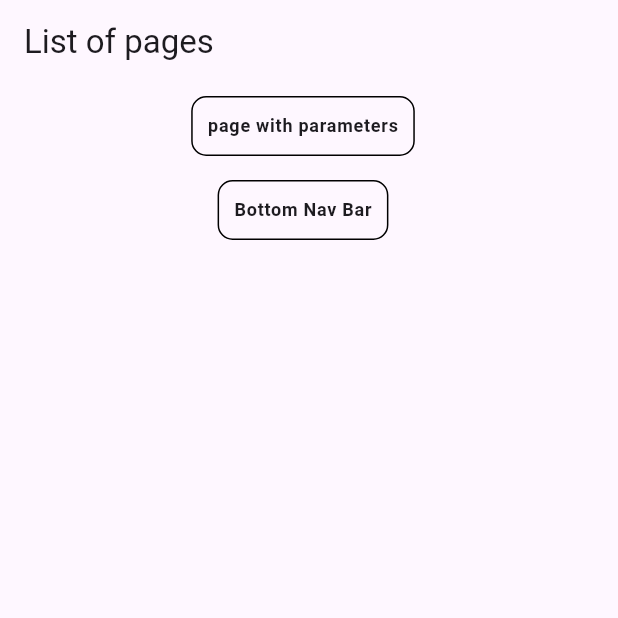
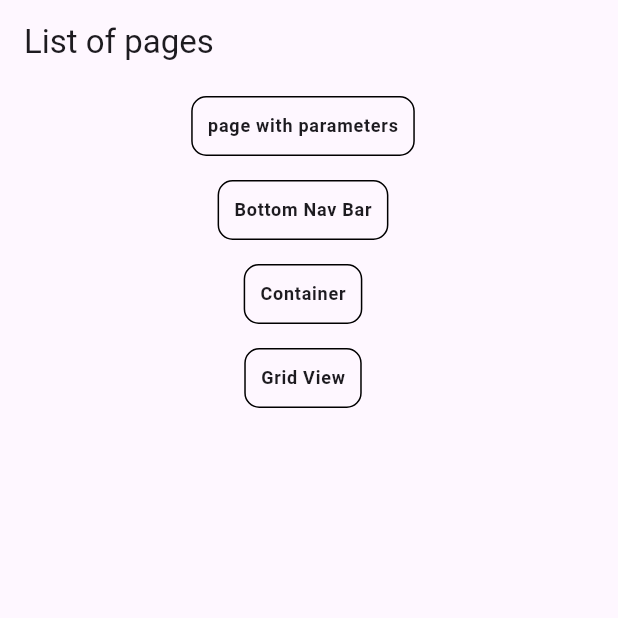
Before and after one commit to honganji/flutter_ui, a Flutter app: the screen it shows after launch, on a phone screen of 412 x 824 dp, the top half of it. Run offline on Flutter 3.47's test engine with Material 3 defaults, Android fonts, the phone set to English and light mode, and no system bars; our stand-ins replace go_router.

Commit message:
add container and gridview

```diff
--- a/lib/features/home/pages/home_page.dart
+++ b/lib/features/home/pages/home_page.dart
@@ -1,23 +1,9 @@
 import 'package:flutter/material.dart';
-import 'package:ui_app/features/home/components/list_element.dart';
 import 'package:ui_app/features/home/components/my_list_tile.dart';
+import 'package:ui_app/features/page_list.dart';
 
 class HomePage extends StatelessWidget {
   HomePage({super.key});
-
-  final List<ListElement> listElements = [
-    ListElement(
-      pageName: "page with parameters",
-      path: Uri(
-        path: "/animation/3",
-        queryParameters: {"name": "John"},
-      ).toString(),
-    ),
-    ListElement(
-      pageName: "Bottom Nav Bar",
-      path: "/page1",
-    ),
-  ];
 
   @override
   Widget build(BuildContext context) {
@@ -29,9 +15,9 @@ class HomePage extends StatelessWidget {
         children: [
           Expanded(
             child: ListView.builder(
-              itemCount: listElements.length,
+              itemCount: pageLists.length,
               itemBuilder: (context, index) {
-                return MyListTile(listElement: listElements[index]);
+                return MyListTile(listElement: pageLists[index]);
               },
             ),
           ),
--- /dev/null
+++ b/lib/features/page_list.dart
@@ -0,0 +1,27 @@
+import 'package:ui_app/features/home/components/list_element.dart';
+
+/*
+  page list for the home page
+  If you create a new page, add it here and router.dart
+ */
+final List<ListElement> pageLists = [
+  ListElement(
+    pageName: "page with parameters",
+    path: Uri(
+      path: "/animation/3",
+      queryParameters: {"name": "John"},
+    ).toString(),
+  ),
+  ListElement(
+    pageName: "Bottom Nav Bar",
+    path: "/page1",
+  ),
+  ListElement(
+    pageName: "Container",
+    path: "/container",
+  ),
+  ListElement(
+    pageName: "Grid View",
+    path: "/grid_view",
+  ),
+];
--- a/lib/features/routes/router.dart
+++ b/lib/features/routes/router.dart
@@ -6,8 +6,14 @@ import 'package:ui_app/features/bottom_home/components/page2.dart';
 import 'package:ui_app/features/bottom_home/components/page3.dart';
 import 'package:ui_app/features/bottom_home/pages/bottom_home_page.dart';
 import 'package:ui_app/features/button/pages/button_page.dart';
+import 'package:ui_app/features/container/container_page.dart';
+import 'package:ui_app/features/grid_view/pages/grid_view_page.dart';
 import 'package:ui_app/features/home/pages/home_page.dart';
 
+/*
+  When you add a new page, you need to add a new route to the router.
+  And add page info to the page_list.dart.
+ */
 final router = GoRouter(
   routes: [
     GoRoute(
@@ -17,6 +23,14 @@ final router = GoRouter(
         GoRoute(
           path: "button",
           builder: (context, state) => const ButtonPage(),
+        ),
+        GoRoute(
+          path: "container",
+          builder: (context, state) => const ContainerPage(),
+        ),
+        GoRoute(
+          path: "grid_view",
+          builder: (context, state) => const GridViewPage(),
         ),
         GoRoute(
           path: "animation/:id",
```
Also changed, not shown: lib/features/container/container_page.dart (added, +165 -0 lines), lib/features/grid_view/pages/grid_view_page.dart (added, +65 -0 lines).
